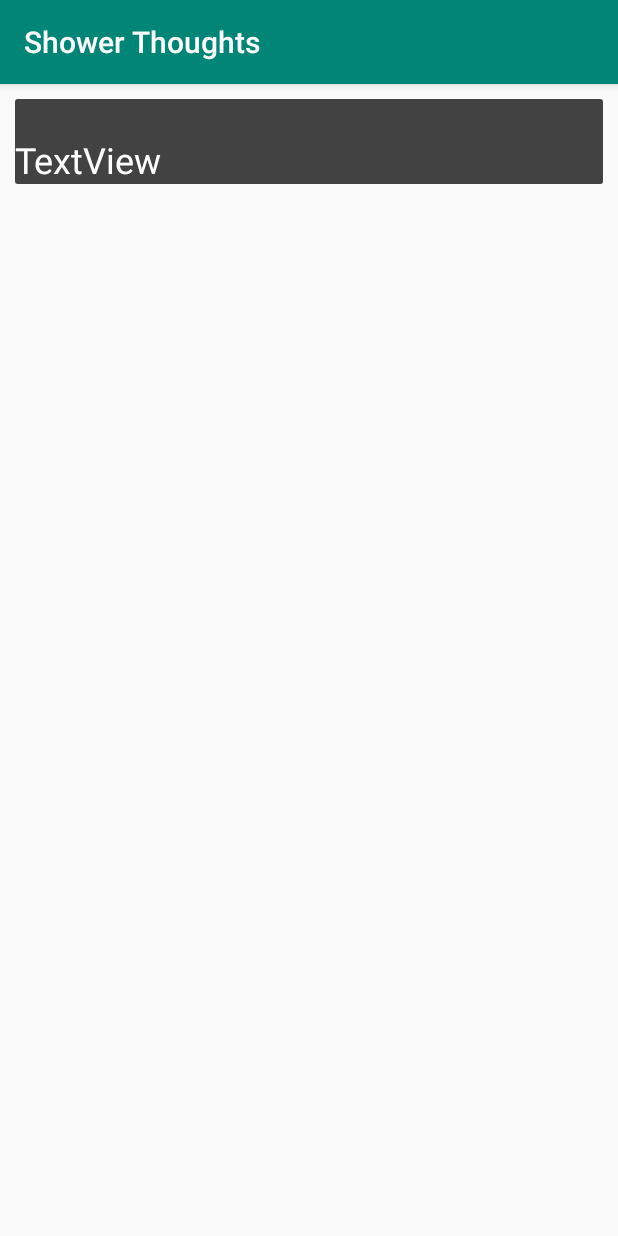
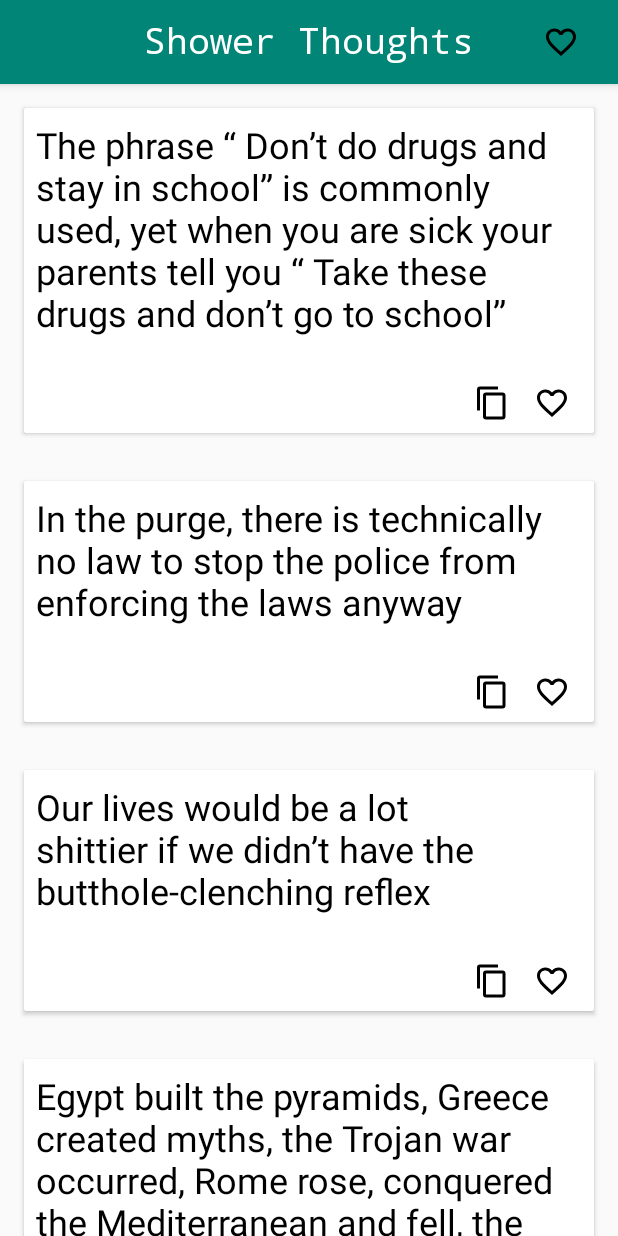
Before and after one commit to The224/ShowerThoughts, an Android app: the screen it shows after launch (MainActivity), on a phone screen of 412 x 824 dp. Run offline under Robolectric (Android 15) with nearby library versions, the phone set to English and light mode, and no system bars.

Commit message:
[Add] Card + RecyclerView + Appbar

```diff
--- a/app/build.gradle
+++ b/app/build.gradle
@@ -24,11 +24,12 @@ android {
 
 dependencies {
     implementation fileTree(dir: 'libs', include: ['*.jar'])
-    implementation"org.jetbrains.kotlin:kotlin-stdlib-jdk7:$kotlin_version"
+    implementation "org.jetbrains.kotlin:kotlin-stdlib-jdk7:$kotlin_version"
     implementation 'com.android.support:appcompat-v7:28.0.0'
     implementation 'com.android.support.constraint:constraint-layout:1.1.3'
     implementation 'com.android.support:recyclerview-v7:28.0.0'
     implementation 'com.android.support:cardview-v7:28.0.0'
+    implementation 'com.android.support:design:28.0.0'
     testImplementation 'junit:junit:4.12'
     androidTestImplementation 'com.android.support.test:runner:1.0.2'
     androidTestImplementation 'com.android.support.test.espresso:espresso-core:3.0.2'
--- a/app/src/main/AndroidManifest.xml
+++ b/app/src/main/AndroidManifest.xml
@@ -16,6 +16,11 @@
                 <category android:name="android.intent.category.LAUNCHER"/>
             </intent-filter>
         </activity>
+        <activity
+                android:name=".CardView"
+                android:label="@string/title_activity_card_view"
+                android:theme="@style/AppTheme.NoActionBar">
+        </activity>
     </application>
 
 </manifest>
--- a/app/src/main/java/com/m224/showerthoughts/MainActivity.kt
+++ b/app/src/main/java/com/m224/showerthoughts/MainActivity.kt
@@ -1,10 +1,13 @@
 package com.m224.showerthoughts
 
+import android.content.Context
+import android.os.Bundle
 import android.support.v7.app.AppCompatActivity
-import android.os.Bundle
 import android.support.v7.widget.LinearLayoutManager
 import android.support.v7.widget.RecyclerView
+import android.view.LayoutInflater
 import com.m224.showerthoughts.adapter.ThoughtsAdapter
+import com.m224.showerthoughts.entity.Thought
 
 class MainActivity : AppCompatActivity() {
 
@@ -14,10 +17,25 @@ class MainActivity : AppCompatActivity() {
 
     override fun onCreate(savedInstanceState: Bundle?) {
         super.onCreate(savedInstanceState)
-        setContentView(R.layout.card)
+        setContentView(R.layout.activity_main)
+        customActionbar(this, R.layout.appbar)
+
+        val dataset: Array<Thought> = arrayOf(
+            Thought("The phrase “ Don’t do drugs and stay in school” is commonly used, yet when you are sick your parents tell you “ Take these drugs and don’t go to school”"),
+            Thought("In the purge, there is technically no law to stop the police from enforcing the laws anyway"),
+            Thought("Our lives would be a lot shittier if we didn’t have the butthole-clenching reflex"),
+            Thought("Egypt built the pyramids, Greece created myths, the Trojan war occurred, Rome rose, conquered the Mediterranean and fell, the Vikings attacked Britain and France, Charlemagne ruled Europe, the Black Death nearly wiped out Western Europe, and the whole time they never knew that pumpkins existed."),
+            Thought("Just noticed that -4º looks like somebody’s pooping"),
+            Thought("Humans invented machines to skip efforts and then invented gyms to make up for the efforts they skipped"),
+            Thought("“All you can eat” buffets are technically “all we can supply at this time” buffets."),
+            Thought("It’s more fun being wrong as a pessimist than being wrong as an optimist."),
+            Thought("One reason it’s difficult to communicate properly via text is that you interpret their messages with your current attitude")
+        )
+
+
 
         viewManager = LinearLayoutManager(this)
-        viewAdapter = ThoughtsAdapter(myDataset)
+        viewAdapter = ThoughtsAdapter(dataset)
 
         recyclerView = findViewById<RecyclerView>(R.id.my_recycler_view).apply {
             // use this setting to improve performance if you know that changes
@@ -33,4 +51,14 @@ class MainActivity : AppCompatActivity() {
         }
     }
 
+    fun customActionbar(appCompatActivity: AppCompatActivity, resources: Int) {
+        val actionBar = appCompatActivity.supportActionBar
+        actionBar!!.setDisplayShowCustomEnabled(true)
+        appCompatActivity.title = ""
+
+        val inflator = appCompatActivity.getSystemService(Context.LAYOUT_INFLATER_SERVICE) as LayoutInflater
+        val v = inflator.inflate(resources, null)
+
+        actionBar.customView = v
+    }
 }
--- a/app/src/main/java/com/m224/showerthoughts/adapter/ThoughtsAdapter.kt
+++ b/app/src/main/java/com/m224/showerthoughts/adapter/ThoughtsAdapter.kt
@@ -2,39 +2,40 @@ package com.m224.showerthoughts.adapter
 
 import android.support.v7.widget.RecyclerView
 import android.view.LayoutInflater
+import android.view.View
 import android.view.ViewGroup
 import android.widget.TextView
 import com.m224.showerthoughts.R
+import com.m224.showerthoughts.entity.Thought
 
-class ThoughtsAdapter(private val myDataset: Array<String>) :
-    RecyclerView.Adapter<ThoughtsAdapter.Card>() {
+class ThoughtsAdapter(private val dataset: Array<Thought>) :
+    RecyclerView.Adapter<ThoughtsAdapter.ViewHolder>() {
 
     // Provide a reference to the views for each data item
     // Complex data items may need more than one view per item, and
     // you provide access to all the views for a data item in a view holder.
     // Each data item is just a string in this case that is shown in a TextView.
-    class Card(val card: Card) : RecyclerView.ViewHolder(c)
+    inner class ViewHolder(itemView: View) : RecyclerView.ViewHolder(itemView) {
+        var itemTitle: TextView
 
+        init {
+            itemTitle = itemView.findViewById(R.id.title)
+        }
+    }
 
-    // Create new views (invoked by the layout manager)
-    override fun onCreateViewHolder(
-        parent: ViewGroup,
-        viewType: Int
-    ): ThoughtsAdapter.Card {
-        // create a new view
-        val textView = LayoutInflater.from(parent.context).inflate(R.layout.card, parent, false) as TextView
-        // set the view's size, margins, paddings and layout parameters
-
-        return Card(textView)
+    override fun onCreateViewHolder(viewGroup: ViewGroup, i: Int): ViewHolder {
+        val v = LayoutInflater.from(viewGroup.context)
+            .inflate(R.layout.card_layout, viewGroup, false)
+        return ViewHolder(v)
     }
 
     // Replace the contents of a view (invoked by the layout manager)
-    override fun onBindViewHolder(holder: Card, position: Int) {
+    override fun onBindViewHolder(holder: ViewHolder, position: Int) {
         // - get element from your dataset at this position
         // - replace the contents of the view with that element
-        holder.textView.text = myDataset[position]
+        holder.itemTitle.text = dataset[position].text
     }
 
     // Return the size of your dataset (invoked by the layout manager)
-    override fun getItemCount() = myDataset.size
+    override fun getItemCount() = dataset.size
 }
--- a/app/src/main/java/com/m224/showerthoughts/entity/Thoughts.kt
+++ b/app/src/main/java/com/m224/showerthoughts/entity/Thought.kt
@@ -1 +1,5 @@
 package com.m224.showerthoughts.entity
+
+class Thought(
+    var text: String
+)
--- /dev/null
+++ b/app/src/main/res/drawable/content_copy.xml
@@ -0,0 +1,8 @@
+<?xml version="1.0" encoding="utf-8"?>
+<vector xmlns:android="http://schemas.android.com/apk/res/android"
+        android:height="24dp"
+        android:width="24dp"
+        android:viewportWidth="24"
+        android:viewportHeight="24">
+    <path android:fillColor="#000" android:pathData="M19,21H8V7H19M19,5H8A2,2 0 0,0 6,7V21A2,2 0 0,0 8,23H19A2,2 0 0,0 21,21V7A2,2 0 0,0 19,5M16,1H4A2,2 0 0,0 2,3V17H4V3H16V1Z" />
+</vector>
--- /dev/null
+++ b/app/src/main/res/drawable/heart.xml
@@ -0,0 +1,8 @@
+<?xml version="1.0" encoding="utf-8"?>
+<vector xmlns:android="http://schemas.android.com/apk/res/android"
+        android:height="24dp"
+        android:width="24dp"
+        android:viewportWidth="24"
+        android:viewportHeight="24">
+    <path android:fillColor="#000" android:pathData="M12.1,18.55L12,18.65L11.89,18.55C7.14,14.24 4,11.39 4,8.5C4,6.5 5.5,5 7.5,5C9.04,5 10.54,6 11.07,7.36H12.93C13.46,6 14.96,5 16.5,5C18.5,5 20,6.5 20,8.5C20,11.39 16.86,14.24 12.1,18.55M16.5,3C14.76,3 13.09,3.81 12,5.08C10.91,3.81 9.24,3 7.5,3C4.42,3 2,5.41 2,8.5C2,12.27 5.4,15.36 10.55,20.03L12,21.35L13.45,20.03C18.6,15.36 22,12.27 22,8.5C22,5.41 19.58,3 16.5,3Z" />
+</vector>
--- a/app/src/main/res/layout/activity_main.xml
+++ b/app/src/main/res/layout/activity_main.xml
@@ -2,7 +2,6 @@
 <android.support.constraint.ConstraintLayout
         xmlns:android="http://schemas.android.com/apk/res/android"
         xmlns:tools="http://schemas.android.com/tools"
-        xmlns:app="http://schemas.android.com/apk/res-auto"
         android:layout_width="match_parent"
         android:layout_height="match_parent"
         tools:context=".MainActivity">
@@ -13,13 +12,4 @@
             android:layout_width="match_parent"
             android:layout_height="match_parent"/>
 
-    <TextView
-            android:layout_width="wrap_content"
-            android:layout_height="wrap_content"
-            android:text="Hello World!"
-            app:layout_constraintBottom_toBottomOf="parent"
-            app:layout_constraintLeft_toLeftOf="parent"
-            app:layout_constraintRight_toRightOf="parent"
-            app:layout_constraintTop_toTopOf="parent"/>
-
 </android.support.constraint.ConstraintLayout>
--- /dev/null
+++ b/app/src/main/res/layout/appbar.xml
@@ -0,0 +1,35 @@
+<?xml version="1.0" encoding="utf-8"?>
+<RelativeLayout xmlns:android="http://schemas.android.com/apk/res/android"
+                xmlns:app="http://schemas.android.com/apk/res-auto"
+                android:id="@+id/action_bar_main"
+                android:layout_width="match_parent"
+                android:layout_height="match_parent"
+                android:background="@color/colorPrimary">
+
+    <ImageButton
+            android:id="@+id/ib_information"
+            android:layout_width="wrap_content"
+            android:layout_height="wrap_content"
+            android:layout_alignParentEnd="true"
+            android:layout_alignParentTop="true"
+            android:background="@color/colorPrimary"
+            android:elevation="0dp"
+            android:onClick="startInformationActivity"
+            android:padding="10dp"
+            android:src="@drawable/heart" />
+
+    <TextView
+            android:id="@+id/tv_app_name"
+            android:layout_width="wrap_content"
+            android:layout_height="wrap_content"
+            android:layout_alignParentEnd="true"
+            android:layout_alignParentStart="true"
+            android:layout_alignParentTop="true"
+            android:fontFamily="monospace"
+            android:gravity="center"
+            android:paddingTop="4dp"
+            android:text="@string/app_name"
+            android:textColor="@android:color/white"
+            android:textSize="24sp" />
+
+</RelativeLayout>
--- a/app/src/main/res/layout/card.xml
+++ /dev/null
@@ -1,37 +0,0 @@
-<?xml version="1.0" encoding="utf-8"?>
-<LinearLayout xmlns:android="http://schemas.android.com/apk/res/android"
-              xmlns:app="http://schemas.android.com/apk/res-auto"
-              xmlns:card_view="http://schemas.android.com/tools"
-              android:layout_width="match_parent"
-              android:layout_height="wrap_content"
-              android:layout_margin="10dp"
-              android:orientation="vertical">
-
-    <android.support.v7.widget.CardView
-            android:id="@+id/card_view"
-            android:layout_width="match_parent"
-            android:layout_height="wrap_content"
-            android:layout_gravity="center"
-            android:elevation="3dp">
-
-        <android.support.constraint.ConstraintLayout
-                android:layout_width="match_parent"
-                android:layout_height="match_parent"
-                android:background="@color/cardview_dark_background">
-
-            <TextView
-                    android:id="@+id/title"
-                    android:layout_width="wrap_content"
-                    android:layout_height="wrap_content"
-                    android:layout_marginStart="8dp"
-                    android:layout_marginTop="24dp"
-                    android:text="TextView"
-                    android:textColor="@android:color/white"
-                    android:textSize="24sp"
-                    app:layout_constraintTop_toTopOf="parent" />
-
-        </android.support.constraint.ConstraintLayout>
-
-    </android.support.v7.widget.CardView>
-
-</LinearLayout>
--- /dev/null
+++ b/app/src/main/res/layout/card_layout.xml
@@ -0,0 +1,55 @@
+<?xml version="1.0" encoding="utf-8"?>
+<LinearLayout xmlns:android="http://schemas.android.com/apk/res/android"
+              xmlns:app="http://schemas.android.com/apk/res-auto"
+              xmlns:card_view="http://schemas.android.com/tools"
+              android:layout_width="match_parent"
+              android:layout_height="wrap_content"
+              android:layout_margin="10dp"
+              android:orientation="vertical">
+
+    <android.support.v7.widget.CardView
+            android:id="@+id/card_view"
+            android:layout_width="match_parent"
+            android:layout_height="match_parent"
+            android:layout_margin="6dp"
+            card_view:cardUseCompatPadding="true"
+            card_view:cardElevation="4dp"
+            card_view:cardCornerRadius="3dp">
+
+        <android.support.constraint.ConstraintLayout
+                android:layout_width="match_parent"
+                android:layout_height="match_parent"
+                android:background="@color/cardview_light_background">
+
+            <TextView
+                    android:id="@+id/title"
+                    android:layout_width="0dp"
+                    android:layout_height="wrap_content"
+                    android:text="TextView"
+                    android:textColor="@android:color/black"
+                    android:textSize="24sp"
+                    android:layout_marginStart="8dp"
+                    app:layout_constraintStart_toStartOf="parent" android:layout_marginEnd="8dp"
+                    app:layout_constraintEnd_toEndOf="parent" android:layout_marginTop="8dp"
+                    app:layout_constraintTop_toTopOf="parent"/>
+
+            <ImageView
+                    android:layout_width="wrap_content"
+                    android:layout_height="wrap_content" app:srcCompat="@drawable/heart"
+                    android:id="@+id/imageView" android:layout_marginTop="32dp"
+                    app:layout_constraintTop_toBottomOf="@+id/title" app:layout_constraintEnd_toEndOf="parent"
+                    android:layout_marginEnd="16dp" android:layout_marginBottom="8dp"
+                    app:layout_constraintBottom_toBottomOf="parent"/>
+            <ImageView
+                    android:layout_width="wrap_content"
+                    android:layout_height="24dp" app:srcCompat="@drawable/content_copy"
+                    android:id="@+id/imageView2" android:layout_marginBottom="8dp"
+                    app:layout_constraintBottom_toBottomOf="parent" android:layout_marginTop="32dp"
+                    app:layout_constraintTop_toBottomOf="@+id/title" app:layout_constraintEnd_toStartOf="@+id/imageView"
+                    android:layout_marginEnd="16dp"/>
+
+        </android.support.constraint.ConstraintLayout>
+
+    </android.support.v7.widget.CardView>
+
+</LinearLayout>
--- /dev/null
+++ b/app/src/main/res/values/dimens.xml
@@ -0,0 +1,3 @@
+<resources>
+    <dimen name="fab_margin">16dp</dimen>
+</resources>
--- a/app/src/main/res/values/strings.xml
+++ b/app/src/main/res/values/strings.xml
@@ -1,3 +1,4 @@
 <resources>
     <string name="app_name">Shower Thoughts</string>
+    <string name="title_activity_card_view">CardView</string>
 </resources>
--- a/app/src/main/res/values/styles.xml
+++ b/app/src/main/res/values/styles.xml
@@ -7,5 +7,11 @@
         <item name="colorPrimaryDark">@color/colorPrimaryDark</item>
         <item name="colorAccent">@color/colorAccent</item>
     </style>
+    <style name="AppTheme.NoActionBar">
+        <item name="windowActionBar">false</item>
+        <item name="windowNoTitle">true</item>
+    </style>
+    <style name="AppTheme.AppBarOverlay" parent="ThemeOverlay.AppCompat.Dark.ActionBar"/>
+    <style name="AppTheme.PopupOverlay" parent="ThemeOverlay.AppCompat.Light"/>
 
 </resources>
```
Lines whose indentation alone changed are shown as unchanged.
